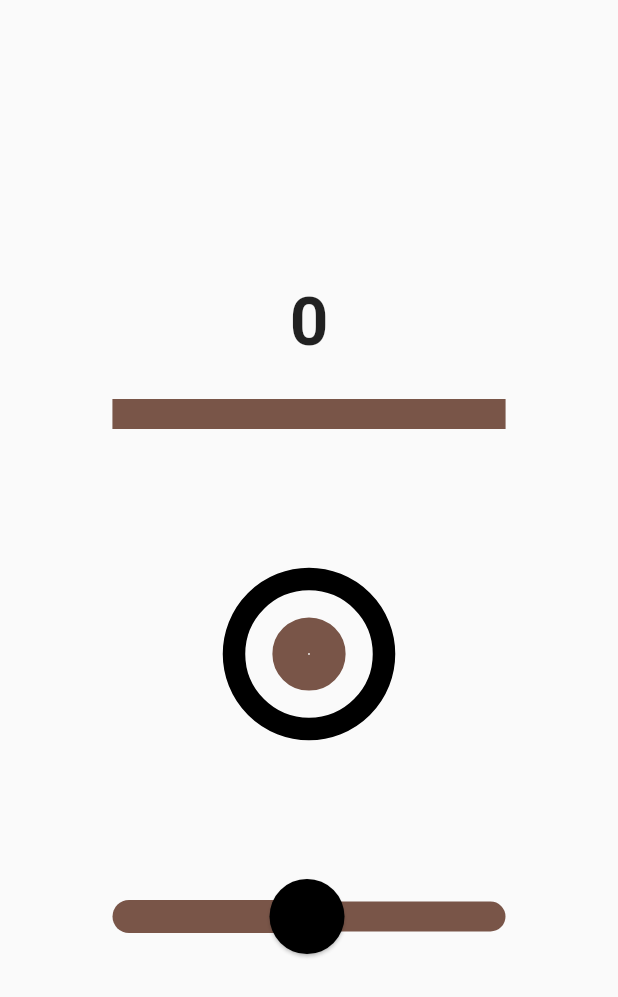
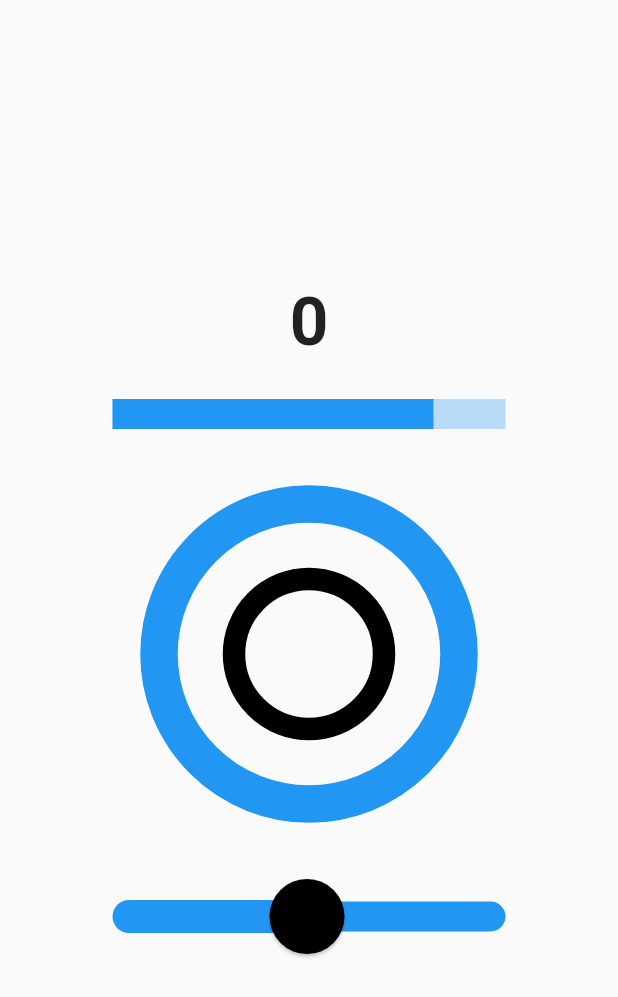
Before and after one commit to joscha0/circle_hit, a Flutter app: the screen it shows after launch, after a tap on "PLAY survival", on a phone screen of 412 x 824 dp. Shown: the top 997 px of the screen. Run offline on Flutter 3.47's test engine with Material 2 defaults, Android fonts, the phone set to English and light mode, and no system bars; our stand-ins replace get, get_storage.

Commit message:
extract to 2 pages

```diff
--- /dev/null
+++ b/lib/pages/game/game_controller.dart
@@ -0,0 +1,112 @@
+import 'dart:async';
+import 'dart:math';
+
+import 'package:flutter/material.dart';
+import 'package:get/get.dart';
+import 'package:get_storage/get_storage.dart';
+
+class GameController extends GetxController {
+  RxDouble sliderValue = 50.0.obs;
+  RxDouble targetValue = 100.0.obs;
+  Rx<Color> targetColor = Colors.blue.obs;
+  int score = 0;
+  int highscoreSurvival = 0;
+  int highscoreOneMin = 0;
+  bool isSurvival = false;
+  bool isPlaying = true;
+  double startTime = 60;
+  RxDouble time = 60.0.obs;
+  Timer timer = Timer.periodic(Duration(seconds: 1), (timer) {});
+
+  final box = GetStorage();
+
+  @override
+  void onInit() {
+    getHighScores();
+    super.onInit();
+    String mode = Get.arguments['mode'] ?? 'survival';
+    switch (mode) {
+      case 'survival':
+        isSurvival = true;
+        startSurvival();
+        break;
+      case 'oneMinute':
+        isSurvival = false;
+        startOneMinute();
+        break;
+      default:
+    }
+  }
+
+  void getHighScores() async {
+    highscoreSurvival = box.read('highscoreSurvival') ?? 0;
+    highscoreOneMin = box.read('highscoreOneMin') ?? 0;
+  }
+
+  void randomizeCircles() {
+    targetValue.value = (Random().nextDouble() + 0.015) * 95;
+    targetColor.value =
+        Colors.primaries[Random().nextInt(Colors.primaries.length)];
+  }
+
+  void startSurvival() {
+    time.value = (exp(-(0.04 * score)) * 50) + 10;
+    startTime = time.value;
+    timer.cancel();
+    timer = new Timer.periodic(
+      Duration(milliseconds: 100),
+      (Timer timer) async {
+        if (time <= 0) {
+          timer.cancel();
+          if (score > highscoreSurvival) {
+            box.write("highscoreSurvival", score);
+            highscoreSurvival = score;
+          }
+          showScore();
+        } else {
+          time.value--;
+        }
+      },
+    );
+  }
+
+  void startOneMinute() {
+    time.value = 60;
+    startTime = time.value;
+    timer.cancel();
+    timer = new Timer.periodic(
+      Duration(seconds: 1),
+      (Timer timer) async {
+        if (time <= 0) {
+          timer.cancel();
+          if (score > highscoreOneMin) {
+            box.write("highscoreOneMin", score);
+            highscoreOneMin = score;
+          }
+
+          showScore();
+        } else {
+          time.value--;
+        }
+      },
+    );
+  }
+
+  void changeSlider(double value) {
+    if (isPlaying) {
+      sliderValue.value = value;
+      if (targetValue.value - 1 < value && value < targetValue.value) {
+        score++;
+        randomizeCircles();
+        if (isSurvival) {
+          startSurvival();
+        }
+      }
+    }
+  }
+
+  void showScore() {
+    isPlaying = false;
+    Get.defaultDialog(title: 'score: $score', middleText: '', actions: []);
+  }
+}
--- /dev/null
+++ b/lib/pages/game/game_page.dart
@@ -0,0 +1,77 @@
+import 'package:circle_hit/widgets/LineCircle.dart';
+import 'package:flutter/material.dart';
+import 'package:get/get.dart';
+
+import 'game_controller.dart';
+
+class GamePage extends GetView<GameController> {
+  @override
+  Widget build(BuildContext context) {
+    return GetX<GameController>(
+        init: GameController(),
+        builder: (c) {
+          return Scaffold(
+            body: Column(
+              mainAxisAlignment: MainAxisAlignment.center,
+              children: [
+                Text(
+                  c.score.toString(),
+                  style: TextStyle(fontSize: 45, fontWeight: FontWeight.bold),
+                ),
+                Padding(
+                  padding: const EdgeInsets.fromLTRB(75, 25, 75, 0),
+                  child: LinearProgressIndicator(
+                    color: c.targetColor.value,
+                    backgroundColor: c.targetColor.value.withOpacity(0.3),
+                    minHeight: 20,
+                    value: c.time.value / c.startTime,
+                  ),
+                ),
+                SizedBox(
+                  height: 50,
+                ),
+                Center(
+                    child: Stack(
+                        alignment: AlignmentDirectional.center,
+                        children: [
+                      LineCircle(
+                          size: 2 * c.targetValue.value,
+                          color: c.targetColor.value,
+                          strokeWidth: 25),
+                      LineCircle(
+                        size: 2 * c.sliderValue.value,
+                        color: Colors.black,
+                        strokeWidth: 15,
+                      ),
+                      SizedBox(
+                        height: 200,
+                      )
+                    ])),
+                SizedBox(
+                  height: 50,
+                ),
+                Padding(
+                  padding: const EdgeInsets.fromLTRB(50, 0, 50, 0),
+                  child: SliderTheme(
+                    data: SliderTheme.of(context).copyWith(
+                      trackHeight: 20,
+                      thumbColor: Colors.black,
+                      thumbShape:
+                          RoundSliderThumbShape(enabledThumbRadius: 25.0),
+                      activeTrackColor: c.targetColor.value,
+                      inactiveTrackColor: c.targetColor.value,
+                    ),
+                    child: Slider(
+                      value: c.sliderValue.value,
+                      min: 1,
+                      max: 100,
+                      onChanged: (double value) => c.changeSlider(value),
+                    ),
+                  ),
+                ),
+              ],
+            ),
+          );
+        });
+  }
+}
--- a/lib/pages/home/home_controller.dart
+++ b/lib/pages/home/home_controller.dart
@@ -1,30 +1,26 @@
-import 'dart:async';
 import 'dart:math';
 
+import 'package:circle_hit/pages/game/game_page.dart';
 import 'package:flutter/material.dart';
 import 'package:get/get.dart';
 import 'package:get_storage/get_storage.dart';
 
 class HomeController extends GetxController {
-  RxDouble sliderValue = 50.0.obs;
-  RxDouble targetValue = 100.0.obs;
-  Rx<Color> targetColor = Colors.blue.obs;
-  int score = 0;
   int highscoreSurvival = 0;
   int highscoreOneMin = 0;
-  RxBool isPlaying = false.obs;
-  bool isSurvival = false;
-  double startTime = 60;
-  RxDouble time = 60.0.obs;
-  Timer timer = Timer.periodic(Duration(seconds: 1), (timer) {});
+
+  late double targetValue;
+  Rx<Color> targetColor = Colors.blue.obs;
+  double sliderValue = 50;
 
   final box = GetStorage();
 
   @override
   void onInit() {
     getHighScores();
-    print(highscoreSurvival);
-    print(highscoreOneMin);
+    targetValue = (Random().nextDouble() + 0.015) * 95;
+    targetColor.value =
+        Colors.primaries[Random().nextInt(Colors.primaries.length)];
     super.onInit();
   }
 
@@ -33,79 +29,20 @@ class HomeController extends GetxController {
     highscoreOneMin = box.read('highscoreOneMin') ?? 0;
   }
 
-  void randomizeCircles() {
-    targetValue.value = (Random().nextDouble() + 0.015) * 95;
-    targetColor.value =
-        Colors.primaries[Random().nextInt(Colors.primaries.length)];
-  }
-
-  void startSurvival() {
-    time.value = (exp(-(0.04 * score)) * 50) + 10;
-    startTime = time.value;
-    timer.cancel();
-    timer = new Timer.periodic(
-      Duration(milliseconds: 100),
-      (Timer timer) async {
-        if (time <= 0) {
-          timer.cancel();
-          if (score > highscoreSurvival) {
-            box.write("highscoreSurvival", score);
-            highscoreSurvival = score;
-          }
-          isPlaying.value = false;
-          randomizeCircles();
-        } else {
-          time.value--;
-        }
-      },
-    );
-  }
-
-  void startOneMinute() {
-    time.value = 60;
-    startTime = time.value;
-    timer.cancel();
-    timer = new Timer.periodic(
-      Duration(seconds: 1),
-      (Timer timer) async {
-        if (time <= 0) {
-          timer.cancel();
-          if (score > highscoreOneMin) {
-            box.write("highscoreOneMin", score);
-            highscoreOneMin = score;
-          }
-          isPlaying.value = false;
-          randomizeCircles();
-        } else {
-          time.value--;
-        }
-      },
-    );
-  }
-
-  void changeSlider(double value) {
-    sliderValue.value = value;
-    if (targetValue.value - 1 < value && value < targetValue.value) {
-      score++;
-      randomizeCircles();
-      if (isSurvival) {
-        startSurvival();
-      }
-    }
-  }
-
   void pressedSurvival() {
-    score = 0;
-    isPlaying.value = true;
-    isSurvival = true;
-    randomizeCircles();
+    Get.to(() => GamePage(), arguments: {'mode': 'survival'});
+    // score = 0;
+    // isPlaying.value = true;
+    // isSurvival = true;
+    // randomizeCircles();
   }
 
   void pressedOneMinute() {
-    score = 0;
-    isPlaying.value = true;
-    isSurvival = false;
-    randomizeCircles();
-    startOneMinute();
+    Get.to(() => GamePage(), arguments: {'mode': 'oneMinute'});
+    // score = 0;
+    // isPlaying.value = true;
+    // isSurvival = false;
+    // randomizeCircles();
+    // startOneMinute();
   }
 }
--- a/lib/pages/home/home_page.dart
+++ b/lib/pages/home/home_page.dart
@@ -15,25 +15,14 @@ class HomePage extends GetView<HomeController> {
               mainAxisAlignment: MainAxisAlignment.center,
               children: [
                 Text(
-                  c.isPlaying.value ? '${c.score}' : "circle hit",
+                  "circle hit",
                   style: TextStyle(fontSize: 45, fontWeight: FontWeight.bold),
                 ),
-                c.isPlaying.value
-                    ? Padding(
-                        padding: const EdgeInsets.fromLTRB(75, 25, 75, 0),
-                        child: LinearProgressIndicator(
-                          color: c.targetColor.value,
-                          backgroundColor: c.targetColor.value.withOpacity(0.3),
-                          minHeight: 20,
-                          value: c.time.value / c.startTime,
-                        ),
-                      )
-                    : Text(
-                        'last score ${c.score}' +
-                            (c.isSurvival ? " (survival)" : " (1 min)"),
-                        style: TextStyle(
-                            fontSize: 25, fontWeight: FontWeight.bold),
-                      ),
+                // Text(
+                //   'last score ${c.score}' +
+                //       (c.isSurvival ? " (survival)" : " (1 min)"),
+                //   style: TextStyle(fontSize: 25, fontWeight: FontWeight.bold),
+                // ),
                 SizedBox(
                   height: 50,
                 ),
@@ -42,11 +31,11 @@ class HomePage extends GetView<HomeController> {
                         alignment: AlignmentDirectional.center,
                         children: [
                       LineCircle(
-                          size: 2 * c.targetValue.value,
+                          size: 2 * c.targetValue,
                           color: c.targetColor.value,
                           strokeWidth: 25),
                       LineCircle(
-                        size: 2 * c.sliderValue.value,
+                        size: 2 * c.sliderValue,
                         color: Colors.black,
                         strokeWidth: 15,
                       ),
@@ -57,27 +46,7 @@ class HomePage extends GetView<HomeController> {
                 SizedBox(
                   height: 50,
                 ),
-                c.isPlaying.value
-                    ? Padding(
-                        padding: const EdgeInsets.fromLTRB(50, 0, 50, 0),
-                        child: SliderTheme(
-                          data: SliderTheme.of(context).copyWith(
-                            trackHeight: 20,
-                            thumbColor: Colors.black,
-                            thumbShape:
-                                RoundSliderThumbShape(enabledThumbRadius: 25.0),
-                            activeTrackColor: c.targetColor.value,
-                            inactiveTrackColor: c.targetColor.value,
-                          ),
-                          child: Slider(
-                            value: c.sliderValue.value,
-                            min: 1,
-                            max: 100,
-                            onChanged: (double value) => c.changeSlider(value),
-                          ),
-                        ),
-                      )
-                    : Column(
+                Column(
                   mainAxisAlignment: MainAxisAlignment.center,
                   children: [
                     ElevatedButton(
@@ -89,14 +58,13 @@ class HomePage extends GetView<HomeController> {
                           child: Text(
                             "PLAY survival",
                             style: TextStyle(
-                                      fontSize: 25,
-                                      fontWeight: FontWeight.bold),
+                                fontSize: 25, fontWeight: FontWeight.bold),
                           ),
                         )),
                     Text(
                       'highscore ${c.highscoreSurvival}',
-                            style: TextStyle(
-                                fontSize: 25, fontWeight: FontWeight.bold),
+                      style:
+                          TextStyle(fontSize: 25, fontWeight: FontWeight.bold),
                     ),
                     SizedBox(
                       height: 25,
@@ -110,14 +78,13 @@ class HomePage extends GetView<HomeController> {
                           child: Text(
                             "PLAY 1 min",
                             style: TextStyle(
-                                      fontSize: 25,
-                                      fontWeight: FontWeight.bold),
+                                fontSize: 25, fontWeight: FontWeight.bold),
                           ),
                         )),
                     Text(
                       'highscore ${c.highscoreOneMin}',
-                            style: TextStyle(
-                                fontSize: 25, fontWeight: FontWeight.bold),
+                      style:
+                          TextStyle(fontSize: 25, fontWeight: FontWeight.bold),
                     ),
                   ],
                 ),
```
Lines whose indentation alone changed are shown as unchanged.
